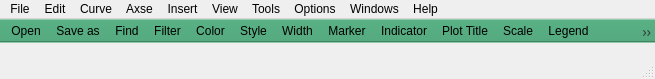
Qt form icurve_v2.0.1/icurve/resource/icurve.ui (Sunfe/icurve) before a commit.
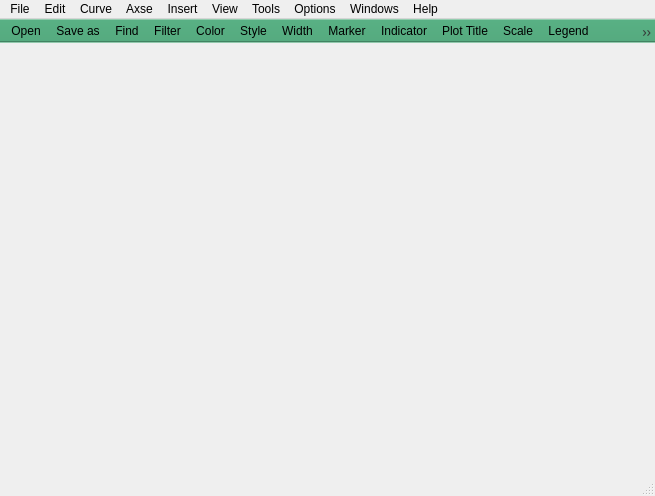
The same form after that commit. Icons and pictures are not drawn.

Patch:
```diff
--- a/icurve_v2.0.1/icurve/resource/icurve.ui
+++ b/icurve_v2.0.1/icurve/resource/icurve.ui
@@ -7,7 +7,7 @@
     <x>0</x>
     <y>0</y>
     <width>655</width>
-    <height>79</height>
+    <height>496</height>
    </rect>
   </property>
   <property name="windowTitle">
```
Left out of the diff: 50 changed lines with no effect on the pictures.
